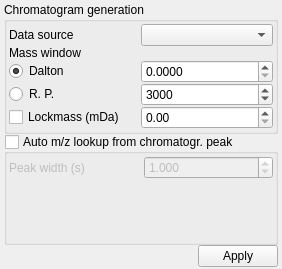
Old version of the form src/libs/adwidgets/mschromatogramform.ui in the repository qtplatz/qtplatz.
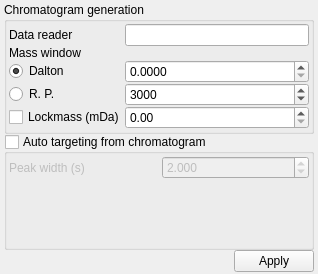
New version of the form.

```diff
--- a/src/libs/adwidgets/mschromatogramform.ui
+++ b/src/libs/adwidgets/mschromatogramform.ui
@@ -6,8 +6,8 @@
    <rect>
     <x>0</x>
     <y>0</y>
-    <width>282</width>
-    <height>269</height>
+    <width>318</width>
+    <height>274</height>
    </rect>
   </property>
   <property name="windowTitle">
@@ -83,13 +83,10 @@
           <item row="0" column="0">
            <widget class="QLabel" name="label">
             <property name="text">
-             <string>Data source</string>
+             <string>Data reader</string>
             </property>
            </widget>
           </item>
-          <item row="0" column="1">
-           <widget class="QComboBox" name="comboBox"/>
-          </item>
           <item row="2" column="0">
            <widget class="QRadioButton" name="radioButton">
             <property name="text">
@@ -150,6 +147,16 @@
             </property>
            </widget>
           </item>
+          <item row="0" column="1">
+           <widget class="QLineEdit" name="lineEdit">
+            <property name="readOnly">
+             <bool>false</bool>
+            </property>
+            <property name="clearButtonEnabled">
+             <bool>true</bool>
+            </property>
+           </widget>
+          </item>
          </layout>
         </item>
        </layout>
@@ -160,7 +167,7 @@
    <item row="1" column="0">
     <widget class="QGroupBox" name="groupBoxAutoTargeting">
      <property name="title">
-      <string>Auto m/z lookup from chromatogr. peak</string>
+      <string>Auto targeting from chromatogram</string>
      </property>
      <property name="checkable">
       <bool>true</bool>
@@ -205,7 +212,7 @@
            <double>0.100000000000000</double>
           </property>
           <property name="value">
-           <double>1.000000000000000</double>
+           <double>2.000000000000000</double>
           </property>
          </widget>
         </item>
```
